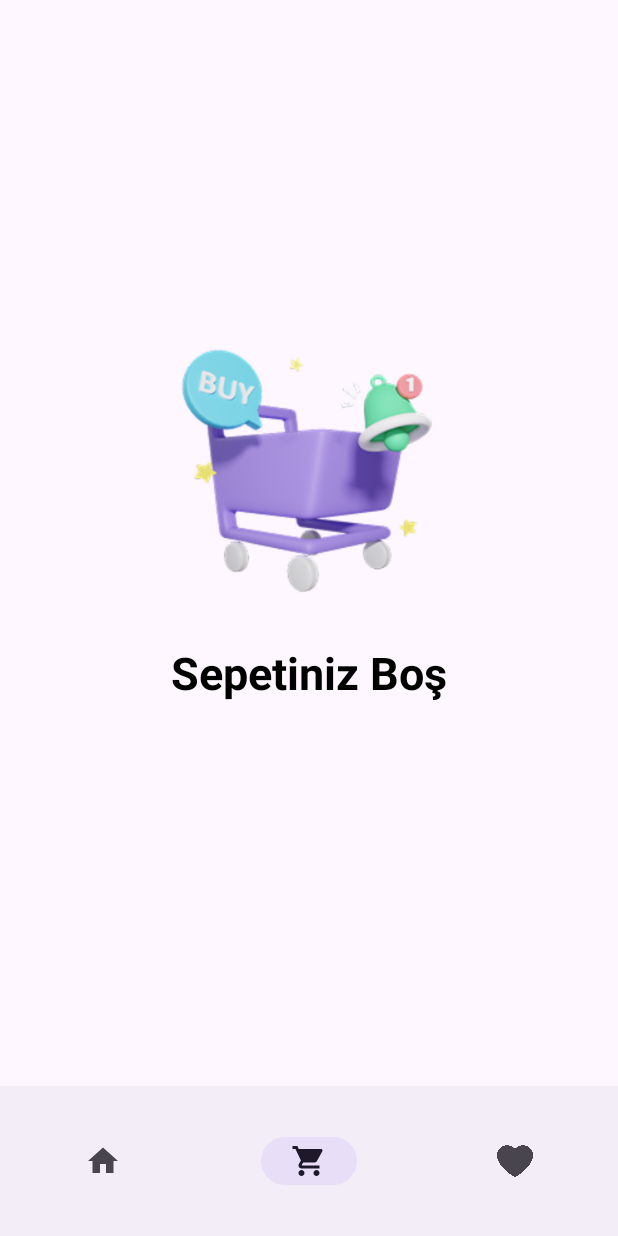
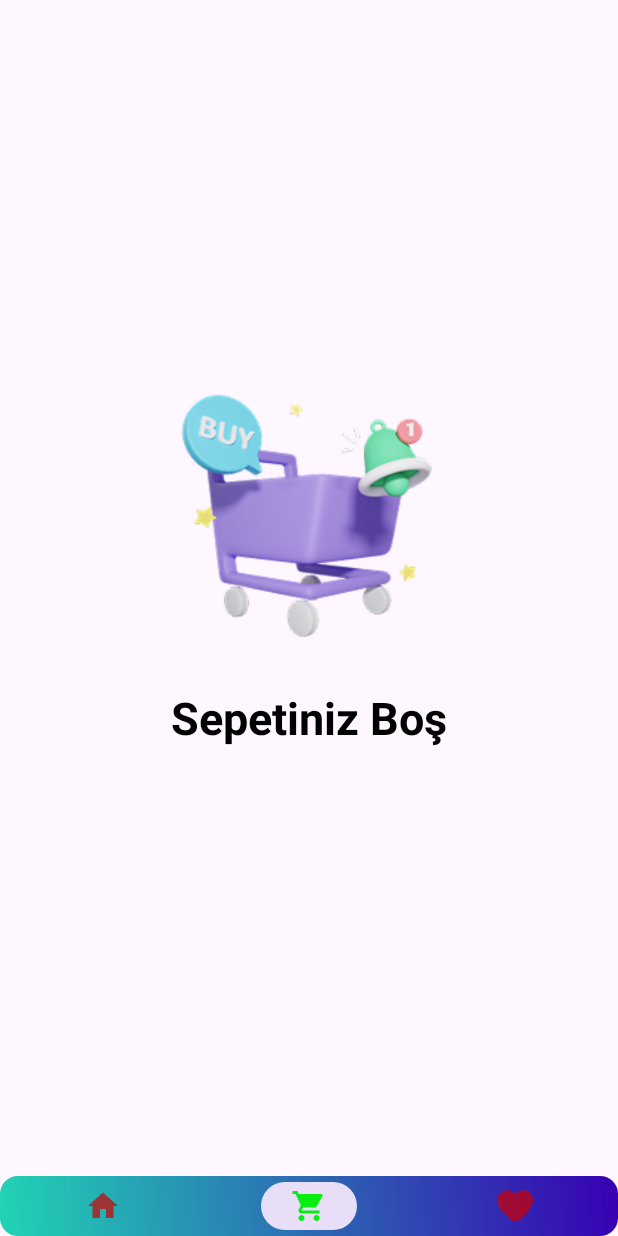
Before and after one commit to bymaskeli53/E-Commerce-Demo, an Android app: the screen it shows after launch (MainActivity), item 2 of the bottom bar chosen, on a phone screen of 412 x 824 dp. Run offline under Robolectric (Android 15) with nearby library versions, the phone set to English and light mode, and no system bars; our stand-ins replace Dagger/Hilt's generated code, Room's generated code, Shimmer, navigation-ui; libraries missing offline, so code that uses them is left out: com.facebook.shimmer; pictures from the network do not load.

Commit message:
feat: Enhance BottomNavigationView appearance and handling
This commit introduces styling for the `BottomNavigationView` and updates its interaction with window insets.

Key changes:
- Added `bottom_nav_background.xml` to define a gradient background with rounded corners for the bottom navigation.
- Created `bottom_nav_icon_colors.xml` (in both `drawable` and `color` directories, with different color values) to manage icon tint based on checked state.
- Updated `menu_bottom_nav.xml` to include titles for menu items.
- Modified `activity_main.xml`:
    - Changed `BottomNavigationView` height to `wrap_content`.
    - Applied `itemIconTint` and `background` from the new drawable resources.
    - Set `labelVisibilityMode` to `unlabeled`.
- Updated `MainActivity.kt`:
    - Adjusted padding for the main view to exclude bottom padding.
    - Added a separate `OnApplyWindowInsetsListener` for `bottomNavView` to apply negative bottom padding, effectively moving it slightly below the system navigation bar.

```diff
--- a/app/src/main/java/com/gundogar/e_commerce_demo/MainActivity.kt
+++ b/app/src/main/java/com/gundogar/e_commerce_demo/MainActivity.kt
@@ -40,7 +40,14 @@ class MainActivity : AppCompatActivity() {
 
         ViewCompat.setOnApplyWindowInsetsListener(findViewById(R.id.main)) { v, insets ->
             val systemBars = insets.getInsets(WindowInsetsCompat.Type.systemBars())
-            v.setPadding(systemBars.left, systemBars.top, systemBars.right,0)
+            v.setPadding(systemBars.left, systemBars.top, systemBars.right, systemBars.bottom) // bottom padding kaldırıldı
+            insets
+        }
+
+        // Bottom navigation için ayrı inset listener
+        ViewCompat.setOnApplyWindowInsetsListener(binding.bottomNavView) { v, insets ->
+            val systemBars = insets.getInsets(WindowInsetsCompat.Type.systemBars())
+            v.setPadding(0, 0, 0, -60) // Sadece alt padding
             insets
         }
     }
--- /dev/null
+++ b/app/src/main/res/color/bottom_nav_icon_colors.xml
@@ -0,0 +1,6 @@
+<?xml version="1.0" encoding="utf-8"?>
+<selector xmlns:android="http://schemas.android.com/apk/res/android">
+    <item android:color="#07EF12" android:state_checked="true" />
+
+    <item android:color="#B3CD0000" />
+</selector>
--- /dev/null
+++ b/app/src/main/res/drawable/bottom_nav_background.xml
@@ -0,0 +1,8 @@
+
+<shape xmlns:android="http://schemas.android.com/apk/res/android">
+    <gradient
+        android:startColor="#21D4B4"
+        android:endColor="#FF3700B3"
+        android:angle="45" />
+    <corners android:radius="12dp" />
+</shape>
--- /dev/null
+++ b/app/src/main/res/drawable/bottom_nav_icon_colors.xml
@@ -0,0 +1,6 @@
+<?xml version="1.0" encoding="utf-8"?>
+<selector xmlns:android="http://schemas.android.com/apk/res/android">
+    <item android:color="#FFFFFF" android:state_checked="true" />
+
+    <item android:color="#B3FFFFFF" />
+</selector>
--- a/app/src/main/res/layout/activity_main.xml
+++ b/app/src/main/res/layout/activity_main.xml
@@ -22,8 +22,10 @@
     <com.google.android.material.bottomnavigation.BottomNavigationView
         android:id="@+id/bottom_nav_view"
         android:layout_width="match_parent"
-        android:layout_height="100dp"
+        android:layout_height="wrap_content"
         app:labelVisibilityMode="unlabeled"
+        app:itemIconTint="@color/bottom_nav_icon_colors"
+        android:background="@drawable/bottom_nav_background"
         app:layout_constraintBottom_toBottomOf="parent"
         app:layout_constraintEnd_toEndOf="parent"
         app:layout_constraintStart_toStartOf="parent"
--- a/app/src/main/res/menu/menu_bottom_nav.xml
+++ b/app/src/main/res/menu/menu_bottom_nav.xml
@@ -5,19 +5,19 @@
     <item
         android:id="@+id/homeFragment"
         android:icon="@drawable/ic_home"
-        android:title=""
+        android:title="Home"
         app:showAsAction="ifRoom" />
 
     <item
         android:id="@+id/basketFragment"
         android:icon="@drawable/ic_basket"
-        android:title=""
+        android:title="Basket"
         app:showAsAction="ifRoom" />
 
     <item
         android:id="@+id/favoriteFragment"
         android:icon="@drawable/ic_favorite"
-        android:title=""
+        android:title="Favorite"
         app:showAsAction="ifRoom" />
 
 
```
